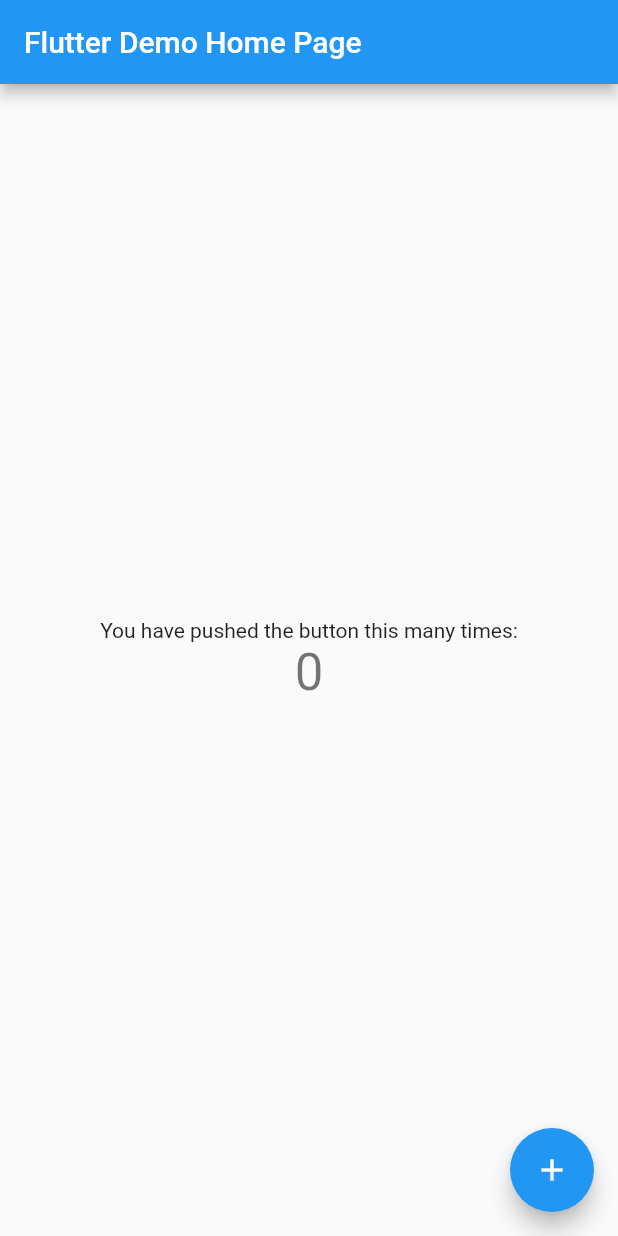
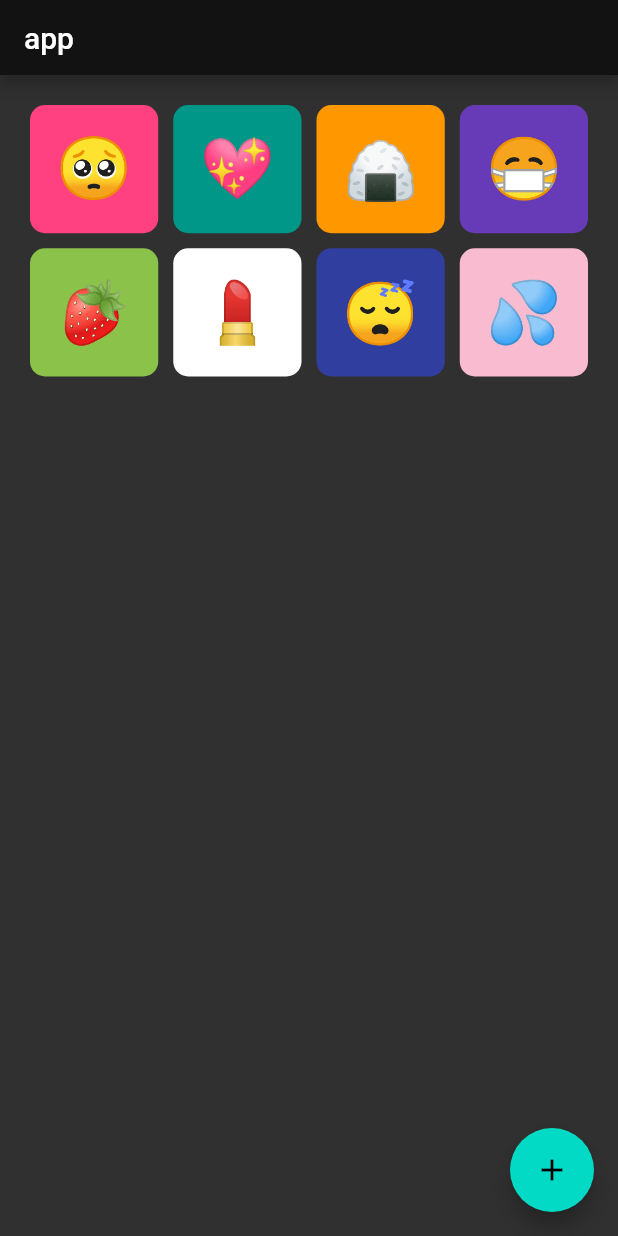
Before and after one commit to sakiadachi/emoji_voting_app, a Flutter app: the screen it shows after launch, on a phone screen of 412 x 824 dp. Run offline on Flutter 3.47's test engine with Material 2 defaults, Android fonts, the light colour scheme and no system bars.

Commit message:
ダークモードにした 絵文字リストとボタンを作成 appbarをきりだした

```diff
--- /dev/null
+++ b/lib/common/app_header_bar.dart
@@ -0,0 +1,15 @@
+import 'package:flutter/material.dart';
+
+class AppHeaderBar extends StatelessWidget implements PreferredSizeWidget {
+  const AppHeaderBar({Key? key, required this.title}) : super(key: key);
+  final String title;
+  @override
+  Widget build(BuildContext context) {
+    return AppBar(
+      title: Text(title),
+    );
+  }
+
+  @override
+  Size get preferredSize => const Size.fromHeight(50);
+}
--- /dev/null
+++ b/lib/common/emoji_action_btn.dart
@@ -0,0 +1,33 @@
+import 'package:flutter/material.dart';
+
+class EmojiActionBtn extends StatelessWidget {
+  const EmojiActionBtn({
+    Key? key,
+    this.color,
+    required this.emoji,
+  }) : super(key: key);
+
+  final Color? color;
+  final String emoji;
+
+  @override
+  Widget build(BuildContext context) {
+    return InkWell(
+        onTap: () {},
+        child: DecoratedBox(
+          decoration: BoxDecoration(
+              color: color, borderRadius: BorderRadius.circular(10)),
+          child: Row(
+            mainAxisAlignment: MainAxisAlignment.center,
+            children: [
+              Text(
+                emoji,
+                style: const TextStyle(
+                  fontSize: 40,
+                ),
+              ),
+            ],
+          ),
+        ));
+  }
+}
--- a/lib/main.dart
+++ b/lib/main.dart
@@ -1,4 +1,7 @@
+import 'package:emoji_voting_app/common/app_header_bar.dart';
 import 'package:flutter/material.dart';
+
+import 'common/emoji_action_btn.dart';
 
 void main() {
   runApp(const MyApp());
@@ -22,25 +25,16 @@
         // or simply save your changes to "hot reload" in a Flutter IDE).
         // Notice that the counter didn't reset back to zero; the application
         // is not restarted.
-        primarySwatch: Colors.blue,
+        colorScheme: const ColorScheme.dark(),
+        // primarySwatch: Colors.blue,
       ),
-      home: const MyHomePage(title: 'Flutter Demo Home Page'),
+      home: const MyHomePage(title: 'あぷり'),
     );
   }
 }
 
 class MyHomePage extends StatefulWidget {
   const MyHomePage({Key? key, required this.title}) : super(key: key);
-
-  // This widget is the home page of your application. It is stateful, meaning
-  // that it has a State object (defined below) that contains fields that affect
-  // how it looks.
-
-  // This class is the configuration for the state. It holds the values (in this
-  // case the title) provided by the parent (in this case the App widget) and
-  // used by the build method of the State. Fields in a Widget subclass are
-  // always marked "final".
-
   final String title;
 
   @override
@@ -52,55 +46,61 @@
 
   void _incrementCounter() {
     setState(() {
-      // This call to setState tells the Flutter framework that something has
-      // changed in this State, which causes it to rerun the build method below
-      // so that the display can reflect the updated values. If we changed
-      // _counter without calling setState(), then the build method would not be
-      // called again, and so nothing would appear to happen.
       _counter++;
     });
   }
 
   @override
   Widget build(BuildContext context) {
-    // This method is rerun every time setState is called, for instance as done
-    // by the _incrementCounter method above.
-    //
-    // The Flutter framework has been optimized to make rerunning build methods
-    // fast, so that you can just rebuild anything that needs updating rather
-    // than having to individually change instances of widgets.
     return Scaffold(
-      appBar: AppBar(
-        // Here we take the value from the MyHomePage object that was created by
-        // the App.build method, and use it to set our appbar title.
-        title: Text(widget.title),
+      appBar: const AppHeaderBar(
+        title: 'app',
       ),
-      body: Center(
-        // Center is a layout widget. It takes a single child and positions it
-        // in the middle of the parent.
-        child: Column(
-          // Column is also a layout widget. It takes a list of children and
-          // arranges them vertically. By default, it sizes itself to fit its
-          // children horizontally, and tries to be as tall as its parent.
-          //
-          // Invoke "debug painting" (press "p" in the console, choose the
-          // "Toggle Debug Paint" action from the Flutter Inspector in Android
-          // Studio, or the "Toggle Debug Paint" command in Visual Studio Code)
-          // to see the wireframe for each widget.
-          //
-          // Column has various properties to control how it sizes itself and
-          // how it positions its children. Here we use mainAxisAlignment to
-          // center the children vertically; the main axis here is the vertical
-          // axis because Columns are vertical (the cross axis would be
-          // horizontal).
-          mainAxisAlignment: MainAxisAlignment.center,
-          children: <Widget>[
-            const Text(
-              'You have pushed the button this many times:',
-            ),
-            Text(
-              '$_counter',
-              style: Theme.of(context).textTheme.headline4,
+      body: SafeArea(
+        child: CustomScrollView(
+          primary: false,
+          slivers: <Widget>[
+            SliverPadding(
+              padding: const EdgeInsets.all(20),
+              sliver: SliverGrid.count(
+                crossAxisSpacing: 10,
+                mainAxisSpacing: 10,
+                crossAxisCount: 4,
+                children: <Widget>[
+                  const EmojiActionBtn(
+                    color: Colors.pinkAccent,
+                    emoji: '🥺',
+                  ),
+                  const EmojiActionBtn(
+                    color: Colors.teal,
+                    emoji: '💖',
+                  ),
+                  EmojiActionBtn(
+                    color: Colors.orange.shade500,
+                    emoji: '🍙',
+                  ),
+                  const EmojiActionBtn(
+                    color: Colors.deepPurple,
+                    emoji: '😷',
+                  ),
+                  const EmojiActionBtn(
+                    color: Colors.lightGreen,
+                    emoji: '🍓',
+                  ),
+                  const EmojiActionBtn(
+                    color: Colors.white,
+                    emoji: '💄',
+                  ),
+                  EmojiActionBtn(
+                    color: Colors.indigo.shade700,
+                    emoji: '😴',
+                  ),
+                  EmojiActionBtn(
+                    color: Colors.pink[100],
+                    emoji: '💦',
+                  ),
+                ],
+              ),
             ),
           ],
         ),
@@ -109,7 +109,7 @@
         onPressed: _incrementCounter,
         tooltip: 'Increment',
         child: const Icon(Icons.add),
-      ), // This trailing comma makes auto-formatting nicer for build methods.
+      ),
     );
   }
 }
```
